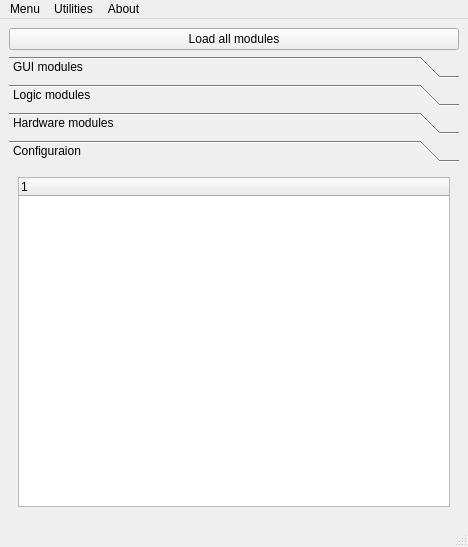
First picture: the form in gui/manager/ManagerWindowUI.ui, repository Ulm-IQO/qudi, before the edit.
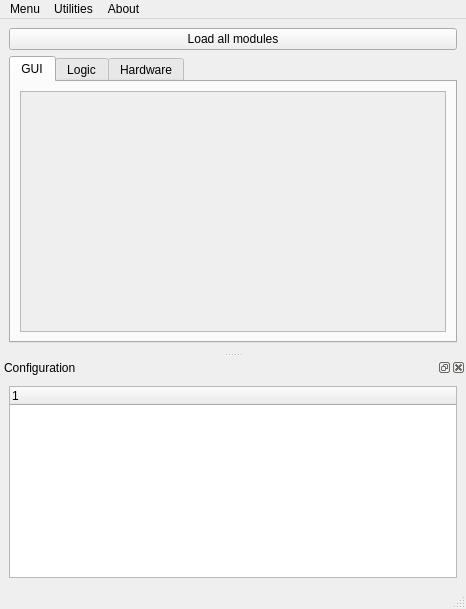
Second picture: the form after the edit. The open tabs and pages were chosen to show the change. Icons and pictures are not drawn.

Commit message: Manager changed to "standard" tab-style interface.  Config viewer made as a dock-widget that is hidden by default.

```diff
--- a/gui/manager/ManagerWindowUI.ui
+++ b/gui/manager/ManagerWindowUI.ui
@@ -6,8 +6,8 @@
    <rect>
     <x>0</x>
     <y>0</y>
-    <width>468</width>
-    <height>547</height>
+    <width>466</width>
+    <height>609</height>
    </rect>
   </property>
   <property name="windowTitle">
@@ -15,22 +15,21 @@
   </property>
   <widget class="QWidget" name="centralwidget">
    <layout class="QGridLayout" name="gridLayout">
+    <item row="0" column="0">
+     <widget class="QPushButton" name="loadAllButton">
+      <property name="text">
+       <string>Load all modules</string>
+      </property>
+     </widget>
+    </item>
     <item row="1" column="0">
-     <widget class="QToolBox" name="toolBox">
+     <widget class="QTabWidget" name="tabWidget">
       <property name="currentIndex">
        <number>0</number>
       </property>
-      <widget class="QWidget" name="guimod">
-       <property name="geometry">
-        <rect>
-         <x>0</x>
-         <y>0</y>
-         <width>450</width>
-         <height>348</height>
-        </rect>
-       </property>
-       <attribute name="label">
-        <string>GUI modules</string>
+      <widget class="QWidget" name="tabWidgetPage1" native="true">
+       <attribute name="title">
+        <string>GUI</string>
        </attribute>
        <layout class="QGridLayout" name="gridLayout">
         <item row="1" column="0">
@@ -43,8 +42,8 @@
             <rect>
              <x>0</x>
              <y>0</y>
-             <width>430</width>
-             <height>328</height>
+             <width>436</width>
+             <height>377</height>
             </rect>
            </property>
           </widget>
@@ -52,17 +51,9 @@
         </item>
        </layout>
       </widget>
-      <widget class="QWidget" name="logicmod">
-       <property name="geometry">
-        <rect>
-         <x>0</x>
-         <y>0</y>
-         <width>98</width>
-         <height>88</height>
-        </rect>
-       </property>
-       <attribute name="label">
-        <string>Logic modules</string>
+      <widget class="QWidget" name="tabWidgetPage2" native="true">
+       <attribute name="title">
+        <string>Logic</string>
        </attribute>
        <layout class="QGridLayout" name="gridLayout">
         <item row="0" column="0">
@@ -75,8 +66,8 @@
             <rect>
              <x>0</x>
              <y>0</y>
-             <width>98</width>
-             <height>28</height>
+             <width>471</width>
+             <height>377</height>
             </rect>
            </property>
           </widget>
@@ -84,17 +75,9 @@
         </item>
        </layout>
       </widget>
-      <widget class="QWidget" name="hwmod">
-       <property name="geometry">
-        <rect>
-         <x>0</x>
-         <y>0</y>
-         <width>98</width>
-         <height>88</height>
-        </rect>
-       </property>
-       <attribute name="label">
-        <string>Hardware modules</string>
+      <widget class="QWidget" name="tabWidgetPage3" native="true">
+       <attribute name="title">
+        <string>Hardware</string>
        </attribute>
        <layout class="QGridLayout" name="gridLayout">
         <item row="0" column="0">
@@ -107,8 +90,8 @@
             <rect>
              <x>0</x>
              <y>0</y>
-             <width>98</width>
-             <height>28</height>
+             <width>471</width>
+             <height>377</height>
             </rect>
            </property>
           </widget>
@@ -116,37 +99,6 @@
         </item>
        </layout>
       </widget>
-      <widget class="QWidget" name="config">
-       <property name="geometry">
-        <rect>
-         <x>0</x>
-         <y>0</y>
-         <width>98</width>
-         <height>88</height>
-        </rect>
-       </property>
-       <attribute name="label">
-        <string>Configuraion</string>
-       </attribute>
-       <layout class="QGridLayout" name="gridLayout">
-        <item row="0" column="0">
-         <widget class="QTreeWidget" name="treeWidget">
-          <column>
-           <property name="text">
-            <string notr="true">1</string>
-           </property>
-          </column>
-         </widget>
-        </item>
-       </layout>
-      </widget>
-     </widget>
-    </item>
-    <item row="0" column="0">
-     <widget class="QPushButton" name="loadAllButton">
-      <property name="text">
-       <string>Load all modules</string>
-      </property>
      </widget>
     </item>
    </layout>
@@ -156,8 +108,8 @@
     <rect>
      <x>0</x>
      <y>0</y>
-     <width>468</width>
-     <height>19</height>
+     <width>466</width>
+     <height>20</height>
     </rect>
    </property>
    <widget class="QMenu" name="menuMenu">
@@ -190,6 +142,27 @@
    <addaction name="menuAbout"/>
   </widget>
   <widget class="QStatusBar" name="statusbar"/>
+  <widget class="QDockWidget" name="config_display_dockWidget">
+   <property name="windowTitle">
+    <string>Configuration</string>
+   </property>
+   <attribute name="dockWidgetArea">
+    <number>8</number>
+   </attribute>
+   <widget class="QWidget" name="dockWidgetContents">
+    <layout class="QVBoxLayout" name="verticalLayout">
+     <item>
+      <widget class="QTreeWidget" name="treeWidget">
+       <column>
+        <property name="text">
+         <string notr="true">1</string>
+        </property>
+       </column>
+      </widget>
+     </item>
+    </layout>
+   </widget>
+  </widget>
   <action name="actionLoad_configuration">
    <property name="icon">
     <iconset theme="document-open">
```
The commit also changes 2 other files.
